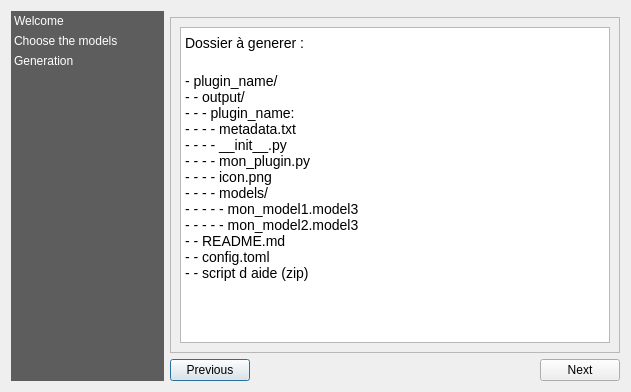
First picture: the form in models2plugin/gui/main_dlg.ui, repository marcu/models2plugin, before the edit.
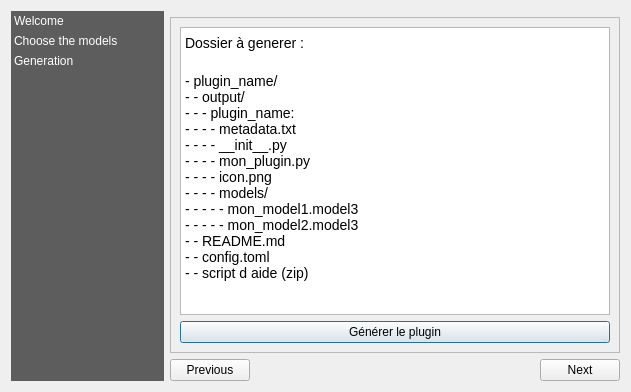
Second picture: the form after the edit. The open tabs and pages were chosen to show the change. Custom widgets are drawn as their Qt base class.

Commit message: Generating a basic plugin

Diff of the .ui file:
```diff
--- a/models2plugin/gui/main_dlg.ui
+++ b/models2plugin/gui/main_dlg.ui
@@ -227,6 +227,13 @@
                </property>
               </widget>
              </item>
+             <item>
+              <widget class="QPushButton" name="generatePushButton">
+               <property name="text">
+                <string>Générer le plugin</string>
+               </property>
+              </widget>
+             </item>
             </layout>
            </widget>
           </widget>
```
Left out of the diff: 2 changed lines with no effect on the pictures. The commit also changes 7 other files.
